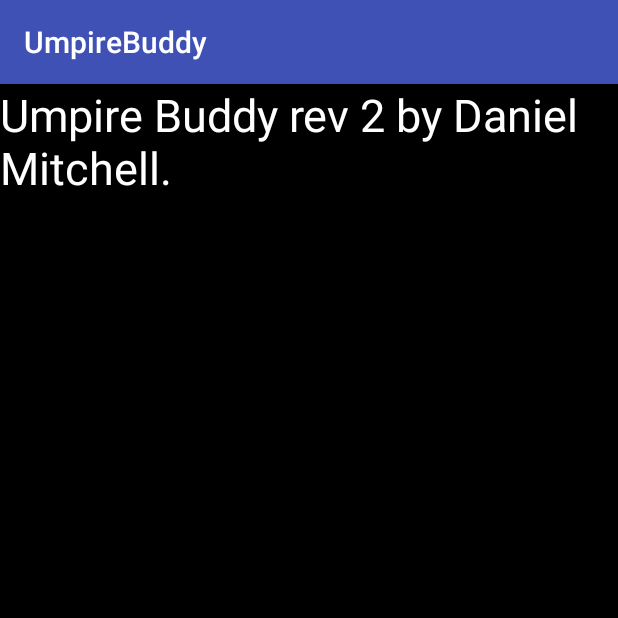
After one commit to m1tche11d13/UmpireBuddy, an Android app: the AboutActivity screen opened directly, with no data from a screen before it, on a phone screen of 412 x 824 dp, the top half of it. The commit adds this screen. Run offline under Robolectric (Android 15) with nearby library versions, the phone set to English and light mode, and no system bars.

Commit message:
Added about activity

```diff
--- a/app/src/main/AndroidManifest.xml
+++ b/app/src/main/AndroidManifest.xml
@@ -15,6 +15,8 @@
                 <category android:name="android.intent.category.LAUNCHER"/>
             </intent-filter>
         </activity>
+        <activity android:name=".AboutActivity">
+        </activity>
     </application>
 
 </manifest>
--- /dev/null
+++ b/app/src/main/java/com/bignerdranch/android/umpirebuddy/AboutActivity.java
@@ -0,0 +1,13 @@
+package com.bignerdranch.android.umpirebuddy;
+
+import android.support.v7.app.AppCompatActivity;
+import android.os.Bundle;
+
+public class AboutActivity extends AppCompatActivity {
+
+    @Override
+    protected void onCreate(Bundle savedInstanceState) {
+        super.onCreate(savedInstanceState);
+        setContentView(R.layout.activity_about);
+    }
+}
--- a/app/src/main/java/com/bignerdranch/android/umpirebuddy/UmpireActivity.java
+++ b/app/src/main/java/com/bignerdranch/android/umpirebuddy/UmpireActivity.java
@@ -34,8 +34,6 @@ public class UmpireActivity extends AppCompatActivity {
                 mStrikeCount = 0;
                 Toast.makeText(UmpireActivity.this, R.string.walk_toast, Toast.LENGTH_SHORT).show();
             }
-            //mStrikeString = "Strike: " + mStrikeCount;
-            //mBallString = "Ball: " + mBallCount;
         }
         if(c == 's'){
             ++mStrikeCount;
@@ -44,8 +42,6 @@ public class UmpireActivity extends AppCompatActivity {
                 mBallCount = 0;
                 Toast.makeText(UmpireActivity.this, R.string.out_toast, Toast.LENGTH_SHORT).show();
             }
-            //mStrikeString = "Strike: " + mStrikeCount;
-            //mBallString = "Ball: " + mBallCount;
         }
         mStrikeString = "Strike: " + mStrikeCount;
         mBallString = "Ball: " + mBallCount;
--- /dev/null
+++ b/app/src/main/res/layout/activity_about.xml
@@ -0,0 +1,18 @@
+<?xml version="1.0" encoding="utf-8"?>
+
+
+<LinearLayout xmlns:android="http://schemas.android.com/apk/res/android"
+              android:background="@android:color/black"
+              android:layout_width="match_parent"
+              android:layout_height="match_parent"
+              android:gravity="center"
+              android:orientation="vertical">
+
+        <TextView
+            android:layout_width="match_parent"
+            android:layout_height="match_parent"
+            android:text="@string/about_display"
+            android:textSize="30sp"
+            android:textColor="@android:color/white"/>
+
+</LinearLayout>
--- a/app/src/main/res/values/strings.xml
+++ b/app/src/main/res/values/strings.xml
@@ -12,4 +12,6 @@
 
     <string name="about">About</string>
     <string name="reset">Reset</string>
+
+    <string name="about_display">Umpire Buddy rev 2 by Daniel Mitchell.</string>
 </resources>
```
